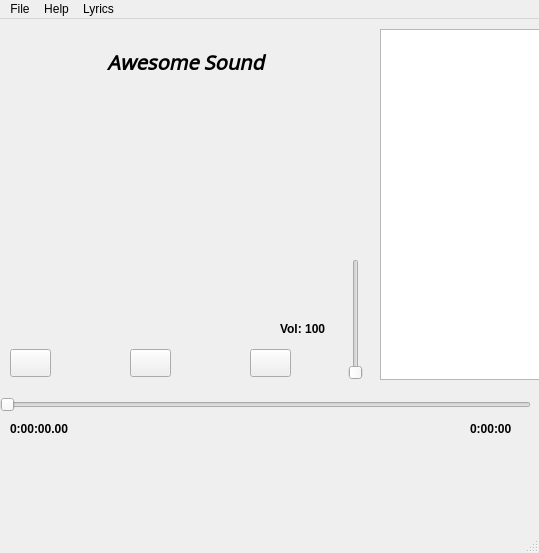
First picture: the form in player/window/player.ui, repository hor00s/Awesome-sound, before the edit.
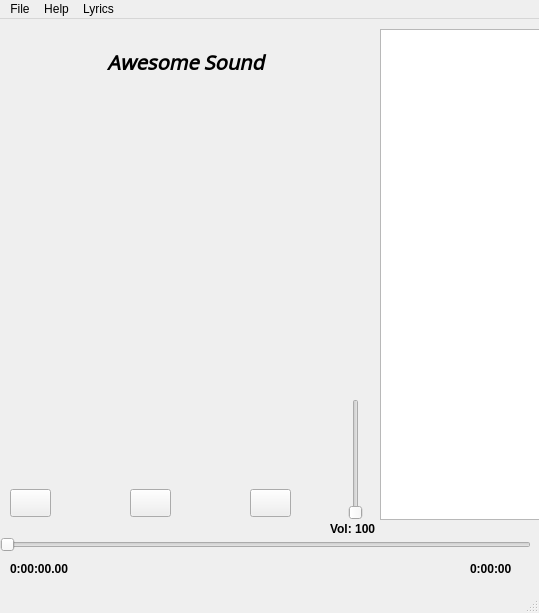
Second picture: the form after the edit.

```diff
--- a/player/window/player.ui
+++ b/player/window/player.ui
@@ -7,7 +7,7 @@
     <x>0</x>
     <y>0</y>
     <width>539</width>
-    <height>553</height>
+    <height>613</height>
    </rect>
   </property>
   <property name="windowTitle">
@@ -18,7 +18,7 @@
     <property name="geometry">
      <rect>
       <x>0</x>
-      <y>370</y>
+      <y>510</y>
       <width>531</width>
       <height>31</height>
      </rect>
@@ -34,7 +34,7 @@
     <property name="geometry">
      <rect>
       <x>340</x>
-      <y>240</y>
+      <y>380</y>
       <width>31</width>
       <height>121</height>
      </rect>
@@ -47,7 +47,7 @@
     <property name="geometry">
      <rect>
       <x>10</x>
-      <y>330</y>
+      <y>470</y>
       <width>41</width>
       <height>28</height>
      </rect>
@@ -65,7 +65,7 @@
       <x>2</x>
       <y>9</y>
       <width>541</width>
-      <height>411</height>
+      <height>571</height>
      </rect>
     </property>
     <property name="text">
@@ -105,7 +105,7 @@
       <x>380</x>
       <y>10</y>
       <width>161</width>
-      <height>351</height>
+      <height>491</height>
      </rect>
     </property>
     <property name="font">
@@ -120,7 +120,7 @@
     <property name="geometry">
      <rect>
       <x>130</x>
-      <y>330</y>
+      <y>470</y>
       <width>41</width>
       <height>28</height>
      </rect>
@@ -136,7 +136,7 @@
     <property name="geometry">
      <rect>
       <x>250</x>
-      <y>330</y>
+      <y>470</y>
       <width>41</width>
       <height>28</height>
      </rect>
@@ -151,8 +151,8 @@
    <widget class="QLabel" name="volume_lbl">
     <property name="geometry">
      <rect>
-      <x>280</x>
-      <y>300</y>
+      <x>330</x>
+      <y>500</y>
       <width>71</width>
       <height>20</height>
      </rect>
@@ -171,7 +171,7 @@
     <property name="geometry">
      <rect>
       <x>10</x>
-      <y>400</y>
+      <y>540</y>
       <width>81</width>
       <height>20</height>
      </rect>
@@ -190,7 +190,7 @@
     <property name="geometry">
      <rect>
       <x>470</x>
-      <y>400</y>
+      <y>540</y>
       <width>63</width>
       <height>20</height>
      </rect>
@@ -209,14 +209,17 @@
     <property name="geometry">
      <rect>
       <x>10</x>
-      <y>70</y>
-      <width>361</width>
+      <y>340</y>
+      <width>321</width>
       <height>121</height>
      </rect>
     </property>
     <property name="text">
      <string/>
     </property>
+    <property name="alignment">
+     <set>Qt::AlignBottom|Qt::AlignHCenter</set>
+    </property>
     <property name="wordWrap">
      <bool>true</bool>
     </property>
```
